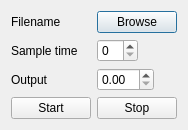
Old version of the form plotdialog.ui in the repository johnerlandsson/QMonsterMash.
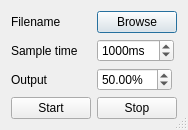
New version of the form.

The edit to the form file:
```diff
--- a/plotdialog.ui
+++ b/plotdialog.ui
@@ -13,6 +13,12 @@
   <property name="windowTitle">
    <string>Dialog</string>
   </property>
+  <property name="sizeGripEnabled">
+   <bool>true</bool>
+  </property>
+  <property name="modal">
+   <bool>true</bool>
+  </property>
   <layout class="QVBoxLayout" name="verticalLayout">
    <item>
     <layout class="QFormLayout" name="formLayout">
@@ -34,7 +40,23 @@
       </widget>
      </item>
      <item row="1" column="1">
-      <widget class="QSpinBox" name="spinBox"/>
+      <widget class="QSpinBox" name="spnSampleTime">
+       <property name="suffix">
+        <string>ms</string>
+       </property>
+       <property name="minimum">
+        <number>1</number>
+       </property>
+       <property name="maximum">
+        <number>30000</number>
+       </property>
+       <property name="singleStep">
+        <number>100</number>
+       </property>
+       <property name="value">
+        <number>1000</number>
+       </property>
+      </widget>
      </item>
      <item row="1" column="0">
       <widget class="QLabel" name="label_2">
@@ -51,7 +73,20 @@
       </widget>
      </item>
      <item row="2" column="1">
-      <widget class="QDoubleSpinBox" name="doubleSpinBox"/>
+      <widget class="QDoubleSpinBox" name="dspnOutput">
+       <property name="suffix">
+        <string>%</string>
+       </property>
+       <property name="minimum">
+        <double>0.100000000000000</double>
+       </property>
+       <property name="maximum">
+        <double>100.000000000000000</double>
+       </property>
+       <property name="value">
+        <double>50.000000000000000</double>
+       </property>
+      </widget>
      </item>
      <item row="3" column="0">
       <widget class="QPushButton" name="buttStart">
```
